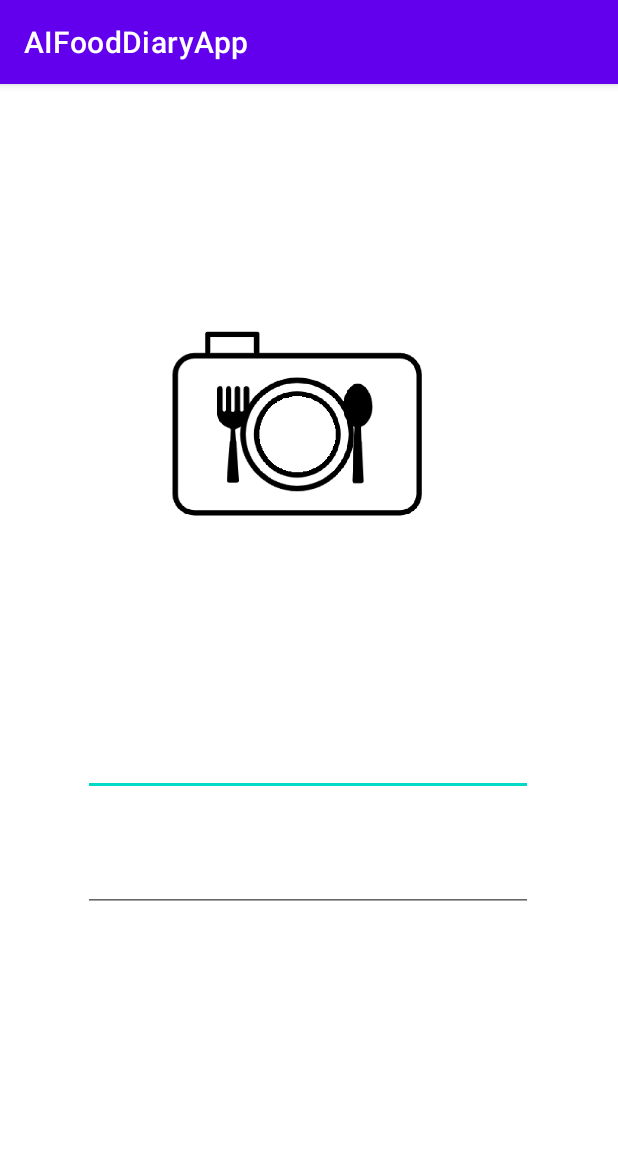
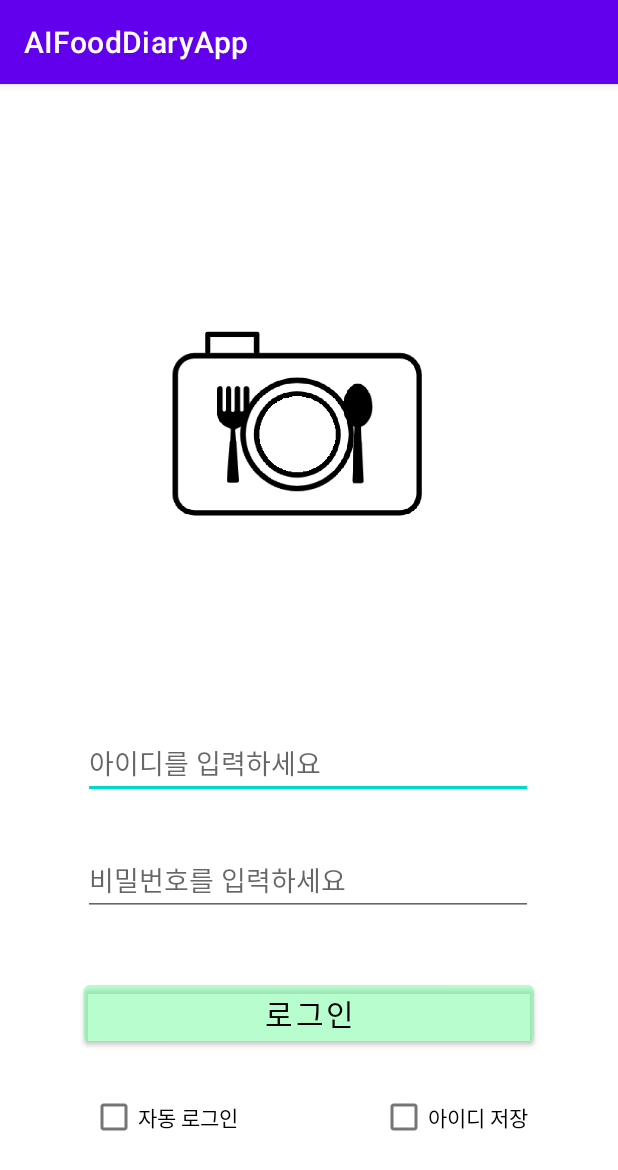
Before and after one commit to YangJJHH/DingDong, an Android app: the Login screen opened directly, with no data from a screen before it, on a phone screen of 412 x 824 dp. Shown: the top 1170 px of the screen. Run offline under Robolectric (Android 15) with nearby library versions, the phone set to English and light mode, and no system bars.

Commit message:
activity_login.xml 로그인 화면 레이아웃 완료

```diff
--- a/App/AIFoodDiary/app/src/main/AndroidManifest.xml
+++ b/App/AIFoodDiary/app/src/main/AndroidManifest.xml
@@ -17,6 +17,7 @@
             </intent-filter>
         </activity>
         <activity android:name=".Login" />
+
     </application>
 
 </manifest>
--- a/App/AIFoodDiary/app/src/main/java/com/cookandroid/aifooddiaryapp/Login.java
+++ b/App/AIFoodDiary/app/src/main/java/com/cookandroid/aifooddiaryapp/Login.java
@@ -3,12 +3,12 @@ package com.cookandroid.aifooddiaryapp;
 import androidx.appcompat.app.AppCompatActivity;
 
 import android.os.Bundle;
-public class Login extends AppCompatActivity {//인선
+public class Login extends AppCompatActivity {
 
 
     @Override
     protected void onCreate(Bundle savedInstanceState) {
-        super.onCreate(savedInstanceState); //재혁
+        super.onCreate(savedInstanceState);
         setContentView(R.layout.activity_login);
     }
 }
--- a/App/AIFoodDiary/app/src/main/res/layout/activity_login.xml
+++ b/App/AIFoodDiary/app/src/main/res/layout/activity_login.xml
@@ -5,13 +5,6 @@
     android:layout_width="match_parent"
     android:layout_height="match_parent"
     tools:context=".MainActivity">
-
-    <androidx.constraintlayout.widget.Guideline
-        android:id="@+id/guideline_left"
-        android:layout_width="wrap_content"
-        android:layout_height="wrap_content"
-        android:orientation="vertical"
-        app:layout_constraintGuide_end="417dp" />
 
     <ImageView
         android:id="@+id/logo_image"
@@ -25,9 +18,10 @@
         app:srcCompat="@drawable/ogo" />
 
     <EditText
-        android:id="@+id/editText2"
+        android:id="@+id/edit_id"
         android:layout_width="300dp"
         android:layout_height="wrap_content"
+        android:hint="아이디를 입력하세요"
         app:layout_constraintBottom_toBottomOf="parent"
         app:layout_constraintEnd_toEndOf="parent"
         app:layout_constraintHorizontal_bias="0.495"
@@ -36,14 +30,50 @@
         app:layout_constraintVertical_bias="0.196" />
 
     <EditText
-        android:id="@+id/editText"
+        android:id="@+id/edit_pwd"
         android:layout_width="300dp"
         android:layout_height="wrap_content"
-        android:layout_marginTop="32dp"
+        android:layout_marginTop="30dp"
+        android:hint="비밀번호를 입력하세요"
         app:layout_constraintEnd_toEndOf="parent"
         app:layout_constraintHorizontal_bias="0.495"
         app:layout_constraintStart_toStartOf="parent"
-        app:layout_constraintTop_toBottomOf="@+id/editText2" />
+        app:layout_constraintTop_toBottomOf="@+id/edit_id" />
+
+    <Button
+        android:id="@+id/btn_login"
+        android:layout_width="300dp"
+        android:layout_height="wrap_content"
+        android:layout_marginTop="40dp"
+        android:text="로그인"
+        android:textColor="@color/black"
+        android:textSize="20sp"
+        app:backgroundTint="#8073fb9c"
+        app:layout_constraintEnd_toEndOf="parent"
+        app:layout_constraintStart_toStartOf="parent"
+        app:layout_constraintTop_toBottomOf="@+id/edit_pwd" />
+
+    <CheckBox
+        android:id="@+id/check_autologin"
+        android:layout_width="wrap_content"
+        android:layout_height="wrap_content"
+        android:layout_marginStart="60dp"
+        android:layout_marginLeft="60dp"
+        android:layout_marginTop="20dp"
+        android:text="자동 로그인"
+        app:layout_constraintStart_toStartOf="parent"
+        app:layout_constraintTop_toBottomOf="@+id/btn_login" />
+
+    <CheckBox
+        android:id="@+id/check_remember_id"
+        android:layout_width="wrap_content"
+        android:layout_height="wrap_content"
+        android:layout_marginTop="20dp"
+        android:layout_marginEnd="60dp"
+        android:layout_marginRight="60dp"
+        android:text="아이디 저장"
+        app:layout_constraintEnd_toEndOf="parent"
+        app:layout_constraintTop_toBottomOf="@+id/btn_login" />
 
 
 </androidx.constraintlayout.widget.ConstraintLayout>
```
